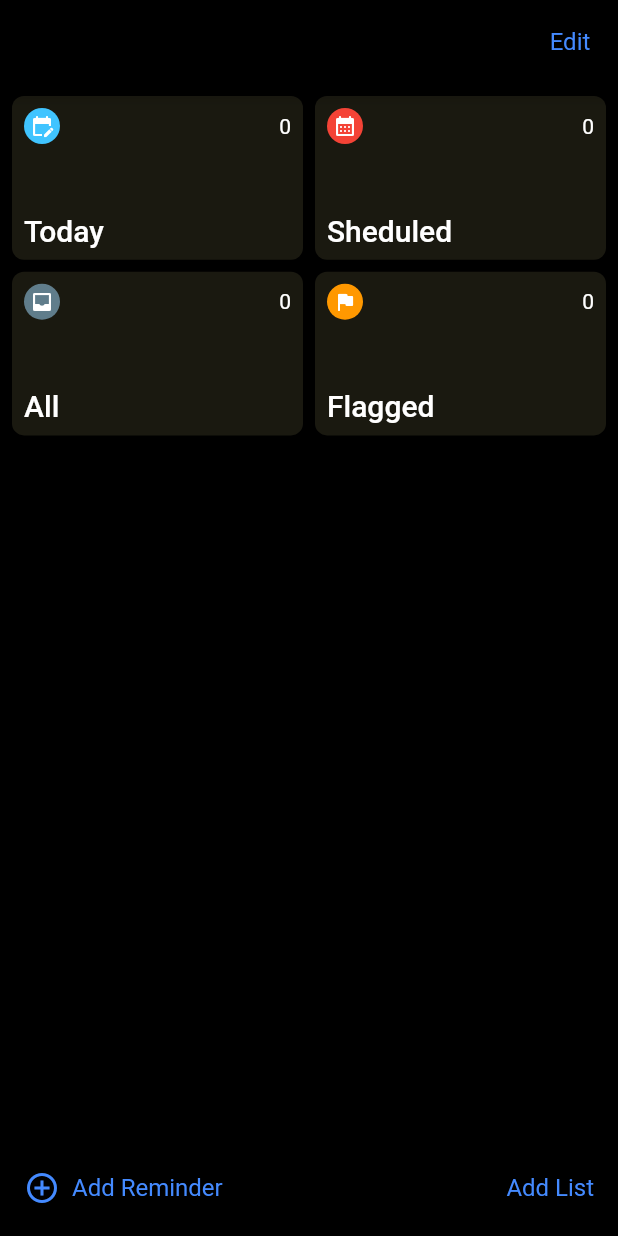
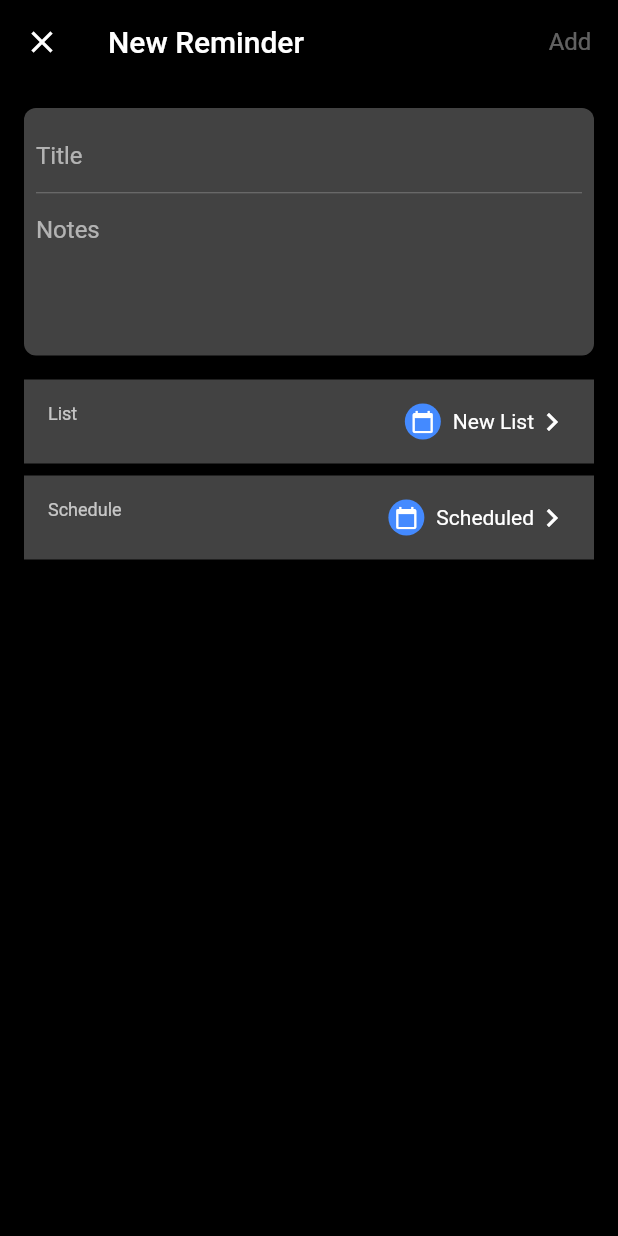
Before and after one commit to Moonbladez/flutter_reminder, a Flutter app: the screen it shows after launch, after a tap on "Add Reminder", on a phone screen of 412 x 824 dp. Run offline on Flutter 3.47's test engine with Material 2 defaults, Android fonts, the phone set to English and light mode, and no system bars.

Commit message:
add reminder ui complete

```diff
--- a/lib/routes.dart
+++ b/lib/routes.dart
@@ -1,8 +1,10 @@
 import 'package:flutter/material.dart';
 import 'package:reminders/screens/add_list/add_list_screen.dart';
+import 'package:reminders/screens/add_reminder/add_reminder_screen.dart';
 import 'package:reminders/screens/home/home_screen.dart';
 
 final appRoutes = {
   "/": (context) => HomeScreen(),
   "/add_list": (context) => const AddListScreen(),
+  "/add_reminder": (context) => const AddReminderScreen(),
 };
--- /dev/null
+++ b/lib/screens/add_reminder/add_reminder_screen.dart
@@ -0,0 +1,136 @@
+import 'package:flutter/material.dart';
+import 'package:reminders/shared/category_icon.dart';
+
+class AddReminderScreen extends StatefulWidget {
+  const AddReminderScreen({super.key});
+
+  @override
+  State<AddReminderScreen> createState() => _AddReminderScreenState();
+}
+
+class _AddReminderScreenState extends State<AddReminderScreen> {
+  final TextEditingController _notesController = TextEditingController();
+  final TextEditingController _titleController = TextEditingController();
+
+  String _title = "";
+
+  @override
+  void initState() {
+    _titleController.addListener(() {
+      setState(() {
+        _title = _titleController.text;
+      });
+    });
+    super.initState();
+  }
+
+  @override
+  void dispose() {
+    _titleController.dispose();
+    super.dispose();
+  }
+
+  @override
+  Widget build(BuildContext context) {
+    return Scaffold(
+      appBar: AppBar(
+        actions: [
+          TextButton(
+            onPressed: _title.isEmpty
+                ? null
+                : () {
+                    print("add to db");
+                  },
+            child: const Text(
+              "Add",
+            ),
+          )
+        ],
+        title: const Text('New Reminder'),
+      ),
+      body: Container(
+        padding: const EdgeInsets.all(16),
+        child: Column(
+          children: [
+            Container(
+              decoration: BoxDecoration(
+                color: Theme.of(context).cardColor,
+                borderRadius: BorderRadius.circular(8),
+              ),
+              padding: const EdgeInsets.all(8),
+              child: Column(
+                children: [
+                  TextField(
+                    controller: _titleController,
+                    decoration: const InputDecoration(
+                        border: InputBorder.none, hintText: "Title"),
+                  ),
+                  const Divider(
+                    height: 1,
+                  ),
+                  SizedBox(
+                    height: 100,
+                    child: TextField(
+                      controller: _notesController,
+                      decoration: const InputDecoration(
+                          border: InputBorder.none, hintText: "Notes"),
+                      textCapitalization: TextCapitalization.sentences,
+                    ),
+                  )
+                ],
+              ),
+            ),
+            const SizedBox(
+              height: 16,
+            ),
+            ListTile(
+              leading: Text(
+                "List",
+                style: Theme.of(context).textTheme.bodySmall,
+              ),
+              onTap: () {},
+              tileColor: Theme.of(context).cardColor,
+              trailing: Row(
+                mainAxisSize: MainAxisSize.min,
+                children: const <Widget>[
+                  CategoryIcon(
+                      bgColor: Colors.blueAccent,
+                      iconData: Icons.calendar_today),
+                  SizedBox(
+                    width: 8,
+                  ),
+                  Text("New List"),
+                  Icon(Icons.keyboard_arrow_right)
+                ],
+              ),
+            ),
+            const SizedBox(
+              height: 8,
+            ),
+            ListTile(
+              leading: Text(
+                "Schedule",
+                style: Theme.of(context).textTheme.bodySmall,
+              ),
+              onTap: () {},
+              tileColor: Theme.of(context).cardColor,
+              trailing: Row(
+                mainAxisSize: MainAxisSize.min,
+                children: const <Widget>[
+                  CategoryIcon(
+                      bgColor: Colors.blueAccent,
+                      iconData: Icons.calendar_today),
+                  SizedBox(
+                    width: 8,
+                  ),
+                  Text("Scheduled"),
+                  Icon(Icons.keyboard_arrow_right)
+                ],
+              ),
+            ),
+          ],
+        ),
+      ),
+    );
+  }
+}
--- a/lib/screens/home/widgets/footer.dart
+++ b/lib/screens/home/widgets/footer.dart
@@ -1,5 +1,6 @@
 import 'package:flutter/material.dart';
 import 'package:reminders/screens/add_list/add_list_screen.dart';
+import 'package:reminders/screens/add_reminder/add_reminder_screen.dart';
 
 class Footer extends StatelessWidget {
   const Footer({
@@ -14,7 +15,14 @@ class Footer extends StatelessWidget {
         mainAxisAlignment: MainAxisAlignment.spaceBetween,
         children: [
           TextButton.icon(
-            onPressed: () {},
+            onPressed: () {
+              Navigator.push(
+                context,
+                MaterialPageRoute(
+                    builder: (context) => const AddReminderScreen(),
+                    fullscreenDialog: true),
+              );
+            },
             icon: const Icon(Icons.add_circle_outline),
             label: const Text('Add Reminder'),
           ),
--- a/lib/theme.dart
+++ b/lib/theme.dart
@@ -3,6 +3,7 @@ import 'package:flutter/material.dart';
 final ThemeData appTheme = ThemeData(
   appBarTheme: const AppBarTheme(color: Colors.black),
   brightness: Brightness.dark,
+  dividerColor: Colors.grey[600],
   iconTheme: const IconThemeData(color: Colors.white),
   scaffoldBackgroundColor: Colors.black,
   textButtonTheme: TextButtonThemeData(
```
